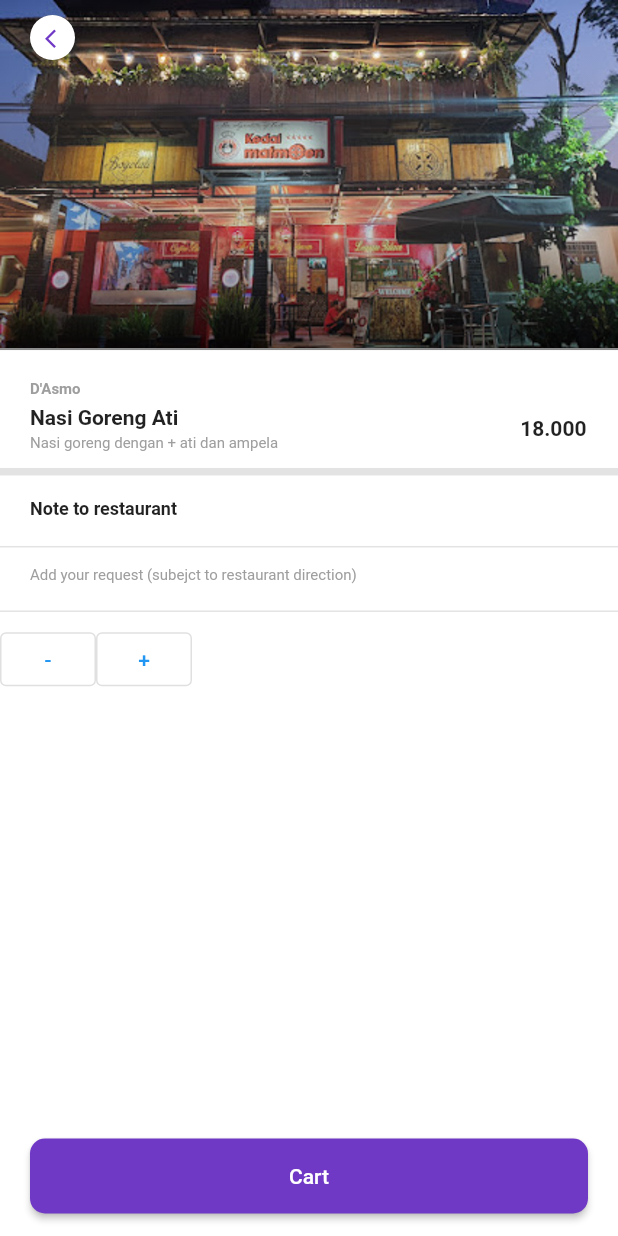
After one commit to StevieOden/trip-boy, a Flutter app: the DetailMenu screen opened directly, on a phone screen of 412 x 824 dp. The commit adds this screen. Run offline on Flutter 3.47's test engine with Material 2 defaults, Android fonts, the phone set to English and light mode, and no system bars; our stand-ins replace cloud_firestore, connectivity_plus, firebase_auth, firebase_core, flutter_spinkit, flutter_svg and 7 more; accounts and stored records are empty; generated files the repository leaves out were written again; project files that could hold a hidden picture were left out.

Commit message:
feat: [AP] menu detail restaurant

```diff
--- a/lib/main.dart
+++ b/lib/main.dart
@@ -7,12 +7,13 @@ import 'package:provider/provider.dart';
 import 'package:sizer/sizer.dart';
 import 'package:trip_boy/services/auth.dart';
 import 'package:trip_boy/ui/splash_screen.dart';
+import 'package:trip_boy/ui/user/detail_menu.dart';
 
 Future main() async {
   WidgetsFlutterBinding.ensureInitialized();
   SystemChrome.setPreferredOrientations([
     DeviceOrientation.portraitUp,
-  ]).then((value) async{
+  ]).then((value) async {
     await Firebase.initializeApp();
     runApp(MyApp());
   });
--- a/lib/ui/admin/dashboard.dart
+++ b/lib/ui/admin/dashboard.dart
@@ -151,7 +151,6 @@ class _DashboardAdminState extends State<DashboardAdmin> {
                                 ? Colors.white
                                 : ColorValues().blackColor),
                         onSelected: (bool isSelect) {
-                          // print("hihihhiha");
                           setState(() {
                             _choiceIndex = isSelect ? index : 0;
                           });
--- a/lib/ui/admin/detail_confirmation_restaurant.dart
+++ b/lib/ui/admin/detail_confirmation_restaurant.dart
@@ -314,7 +314,7 @@ class _DetailConfirmationRestaurantState
               AppLocalizations.of(context)!.upload + " " + widget.hintTextType,
               style: AppTextStyles.appTitlew500s16(ColorValues().blackColor),
             ),
-            backgroundColor: Colors.transparent,
+            backgroundColor: Color.fromARGB(0, 239, 234, 234),
           ),
           body: _isLoading
               ? Loading()
@@ -465,7 +465,7 @@ class _DetailConfirmationRestaurantState
                           menuTypeController,
                           (val) => imageUrl = val, () {
                         menuList.add(MenuRestaurant(
-                          type: menuTypeController.text,
+                            type: menuTypeController.text,
                             name: menuNameController.text,
                             desc: menuDescController.text,
                             price: int.parse(menuPriceController.text),
--- /dev/null
+++ b/lib/ui/user/detail_menu.dart
@@ -0,0 +1,284 @@
+import 'dart:io';
+
+import 'package:flutter/material.dart';
+import 'package:sizer/sizer.dart';
+import 'package:trip_boy/common/app_text_styles.dart';
+import 'package:trip_boy/common/color_values.dart';
+import 'package:flutter_gen/gen_l10n/app_localizations.dart';
+import 'package:trip_boy/ui/user/detail_payment_method.dart';
+
+class DetailMenu extends StatefulWidget {
+  final String type;
+  final String imageUrl;
+  final String name;
+  final String location;
+  final String fullLocation;
+  final String timeOpen;
+  final String timeClose;
+  final String description;
+  final String googleMapsUrl;
+  final String timeHeld;
+  final String price;
+  final double rating;
+  final List imageList;
+  const DetailMenu(
+      {super.key,
+      required this.type,
+      required this.imageUrl,
+      required this.name,
+      required this.location,
+      required this.fullLocation,
+      required this.timeOpen,
+      required this.timeClose,
+      required this.description,
+      required this.googleMapsUrl,
+      required this.timeHeld,
+      required this.price,
+      required this.rating,
+      required this.imageList});
+
+  @override
+  State<DetailMenu> createState() => _DetailMenu();
+}
+
+class _DetailMenu extends State<DetailMenu> {
+  @override
+  Widget build(BuildContext context) {
+    return SafeArea(
+      child: Scaffold(
+        backgroundColor: Color.fromRGBO(255, 255, 255, 1),
+        body: Column(
+          crossAxisAlignment: CrossAxisAlignment.start,
+          children: [
+            Container(
+                height: 170.sp,
+                width: MediaQuery.of(context).size.width.sp,
+                child: Stack(
+                  children: [
+                    widget.imageUrl.startsWith("/")
+                        ? Image(
+                            image: FileImage(
+                            File(widget.imageUrl),
+                          ))
+                        : widget.imageUrl == ""
+                            ? Image.asset("assets/png_image/kedaiMaeMoen.png",
+                                fit: BoxFit.cover,
+                                filterQuality: FilterQuality.high)
+                            : Image.network(widget.imageUrl,
+                                fit: BoxFit.cover,
+                                filterQuality: FilterQuality.high),
+                    Container(
+                      decoration: BoxDecoration(
+                        gradient: LinearGradient(
+                          begin: Alignment.topCenter,
+                          end: Alignment.bottomCenter,
+                          colors: [
+                            Color.fromARGB(0, 255, 255, 255),
+                            ColorValues().veryBlackColor
+                          ],
+                        ),
+                        color: ColorValues().veryBlackColor.withOpacity(0.45),
+                      ),
+                    ),
+                    Container(
+                      alignment: Alignment.bottomLeft,
+                      margin: EdgeInsets.only(left: 12.sp, bottom: 12.sp),
+                      child: Text(
+                        widget.name,
+                        style: AppTextStyles.appTitlew500s20(Colors.white),
+                      ),
+                    ),
+                    Positioned(
+                      top: 10,
+                      left: 20,
+                      child: Container(
+                        padding: EdgeInsets.only(left: 2),
+                        decoration: BoxDecoration(
+                            shape: BoxShape.circle, color: Color(0xffFFFFFF)),
+                        child: IconButton(
+                          onPressed: () => Navigator.pop(context),
+                          icon: Icon(
+                            Icons.arrow_back_ios,
+                            size: 15,
+                            color: ColorValues().primaryColor,
+                          ),
+                        ),
+                        height: 30,
+                        width: 30,
+                      ),
+                    )
+                  ],
+                )),
+            Container(
+                padding: EdgeInsets.only(left: 20, right: 20, top: 20),
+                decoration: BoxDecoration(
+                  color: Color.fromARGB(255, 255, 255, 255),
+                ),
+                child: Column(
+                  mainAxisSize: MainAxisSize.min,
+                  children: <Widget>[
+                    Row(
+                      children: <Widget>[
+                        Text(
+                          "D'Asmo",
+                          style: TextStyle(
+                              color: Colors.grey,
+                              fontWeight: FontWeight.bold,
+                              fontSize: 10),
+                        ),
+                      ],
+                    ),
+                    Container(
+                      margin: EdgeInsets.only(top: 5),
+                      child: Row(
+                        children: <Widget>[
+                          Expanded(
+                            child: Column(
+                              crossAxisAlignment: CrossAxisAlignment.start,
+                              children: <Widget>[
+                                Text(
+                                  "Nasi Goreng Ati",
+                                  style: TextStyle(
+                                      fontWeight: FontWeight.bold,
+                                      fontSize: 14),
+                                ),
+                                SizedBox(
+                                  height: 3,
+                                ),
+                                Text(
+                                  "Nasi goreng dengan + ati dan ampela",
+                                  style: TextStyle(
+                                      color: Colors.grey, fontSize: 10),
+                                ),
+                              ],
+                            ),
+                          ),
+                          Container(
+                            margin: new EdgeInsets.all(1.0),
+                            alignment: Alignment.topCenter,
+                            child: Text(
+                              "18.000",
+                              style: TextStyle(
+                                  fontWeight: FontWeight.bold, fontSize: 14),
+                            ),
+                          ),
+                        ],
+                      ),
+                    ),
+                    SizedBox(height: 5),
+                  ],
+                )),
+            Divider(
+              color: Color.fromARGB(255, 227, 227, 227),
+              thickness: 5,
+            ),
+            Container(
+                padding: EdgeInsets.only(left: 20, right: 20, top: 10),
+                decoration: BoxDecoration(
+                  color: Color.fromARGB(255, 255, 255, 255),
+                ),
+                child: Column(
+                  children: <Widget>[
+                    Container(
+                      margin: EdgeInsets.only(bottom: 5),
+                      child: Row(
+                        children: <Widget>[
+                          Expanded(
+                            child: Column(
+                              crossAxisAlignment: CrossAxisAlignment.start,
+                              children: <Widget>[
+                                Text(
+                                  "Note to restaurant",
+                                  style: TextStyle(
+                                      fontWeight: FontWeight.bold,
+                                      fontSize: 12),
+                                ),
+                                SizedBox(
+                                  height: 3,
+                                ),
+                              ],
+                            ),
+                          ),
+                        ],
+                      ),
+                    ),
+                    SizedBox(height: 2),
+                  ],
+                )),
+            Divider(
+              color: Color.fromARGB(255, 227, 227, 227),
+              thickness: 1,
+            ),
+            Container(
+                padding: EdgeInsets.only(left: 20, right: 20, top: 5),
+                decoration: BoxDecoration(
+                  color: Color.fromARGB(255, 255, 255, 255),
+                ),
+                child: Column(
+                  children: <Widget>[
+                    Container(
+                      margin: EdgeInsets.only(bottom: 5),
+                      child: Row(
+                        children: <Widget>[
+                          Expanded(
+                            child: Column(
+                              crossAxisAlignment: CrossAxisAlignment.start,
+                              children: <Widget>[
+                                Text(
+                                  "Add your request (subejct to restaurant direction)",
+                                  style: TextStyle(
+                                      color: Colors.grey, fontSize: 10),
+                                ),
+                                SizedBox(
+                                  height: 3,
+                                ),
+                              ],
+                            ),
+                          ),
+                        ],
+                      ),
+                    ),
+                    SizedBox(height: 2),
+                  ],
+                )),
+            Divider(
+              color: Color.fromARGB(255, 227, 227, 227),
+              thickness: 1,
+            ),
+            Container(
+              child: Row(children: <Widget>[
+                OutlinedButton(
+                  onPressed: () {},
+                  child: const Text('-'),
+                ),
+                OutlinedButton(
+                  onPressed: () {},
+                  child: const Text('+'),
+                )
+              ]),
+            ),
+            Spacer(),
+            Container(
+              margin: EdgeInsets.only(
+                bottom: 15,
+                top: 15,
+                left: 20,
+                right: 20,
+              ),
+              width: MediaQuery.of(context).size.width,
+              height: 50,
+              child: ElevatedButton(
+                  style: ElevatedButton.styleFrom(
+                      backgroundColor: ColorValues().primaryColor,
+                      shape: RoundedRectangleBorder(
+                          borderRadius: BorderRadius.all(Radius.circular(10)))),
+                  onPressed: () => Navigator.of(context).push(MaterialPageRoute(
+                      builder: (context) => DetailPaymentMethod())),
+                  child: Text(AppLocalizations.of(context)!.cart)),
+            )
+          ],
+        ),
+      ),
+    );
+  }
+}
--- a/lib/ui/user/menu_detail_restaurant.dart
+++ b/lib/ui/user/menu_detail_restaurant.dart
@@ -7,6 +7,7 @@ import 'package:trip_boy/component/vertical_card.dart';
 import 'package:trip_boy/models/restaurant_model.dart';
 import 'package:trip_boy/ui/user/detail_checkout.dart';
 import 'package:flutter_gen/gen_l10n/app_localizations.dart';
+import 'package:trip_boy/ui/user/detail_menu.dart';
 
 import '../../common/user_data.dart';
 import '../../services/database_services.dart';
@@ -253,12 +254,13 @@ class _MenuDetailPageState extends State<MenuDetailPage> {
                   children: [
                     ClipRRect(
                       borderRadius: BorderRadius.circular(15),
-                      child: widget.listRestaurantsMenu[index].imageUrl.startsWith("/")
+                      child: widget.listRestaurantsMenu[index].imageUrl
+                              .startsWith("/")
                           ? Image(
                               image: FileImage(
                               File(widget.listRestaurantsMenu[index].imageUrl),
                             ))
-                    :widget.listRestaurantsMenu[index].imageUrl == ""
+                          : widget.listRestaurantsMenu[index].imageUrl == ""
                               ? Image.asset("assets/png_image/logo.png",
                                   fit: BoxFit.cover,
                                   filterQuality: FilterQuality.high)
@@ -318,14 +320,38 @@ class _MenuDetailPageState extends State<MenuDetailPage> {
                   shrinkWrap: true,
                   itemCount: listRestaurantDrink.length,
                   itemBuilder: (context, index) {
-                    return VerticalCard(
+                    return Container(
+                      child: InkWell(
+                        onTap: () {
+                          Navigator.push(
+                              context,
+                              MaterialPageRoute(
+                                builder: (context) => DetailMenu(
+                                    type: "",
+                                    imageUrl: "",
+                                    name: "",
+                                    location: "",
+                                    fullLocation: "",
+                                    timeOpen: "",
+                                    timeClose: "",
+                                    description: "",
+                                    googleMapsUrl: "",
+                                    timeHeld: "",
+                                    price: "",
+                                    rating: 0,
+                                    imageList: []),
+                              ));
+                        },
+                        child: VerticalCard(
                             isElevated: false,
                             isShowRating: false,
                             title: listRestaurantDrink[index].name,
                             subDistrict: "",
                             price: listRestaurantDrink[index].price.toString(),
                             rating: "",
-                        imageUrl: listRestaurantDrink[index].imageUrl);
+                            imageUrl: listRestaurantDrink[index].imageUrl),
+                      ),
+                    );
                   },
                 ),
               ],
@@ -339,7 +365,28 @@ class _MenuDetailPageState extends State<MenuDetailPage> {
         .where((element) => element.type == "makanan"));
     return listRestaurantFood.isEmpty
         ? Container()
-        : Container(
+        : InkWell(
+            onTap: () {
+              Navigator.push(
+                  context,
+                  MaterialPageRoute(
+                    builder: (context) => DetailMenu(
+                        type: "",
+                        imageUrl: "",
+                        name: "",
+                        location: "",
+                        fullLocation: "",
+                        timeOpen: "",
+                        timeClose: "",
+                        description: "",
+                        googleMapsUrl: "",
+                        timeHeld: "",
+                        price: "",
+                        rating: 0,
+                        imageList: []),
+                  ));
+            },
+            child: Container(
               padding: EdgeInsets.only(top: 20),
               child: Column(
                 crossAxisAlignment: CrossAxisAlignment.start,
@@ -365,6 +412,7 @@ class _MenuDetailPageState extends State<MenuDetailPage> {
                     },
                   ),
                 ],
+              ),
             ),
           );
   }
--- a/pubspec.yaml
+++ b/pubspec.yaml
@@ -75,8 +75,6 @@ flutter:
   assets:
       - assets/png_image/
       - assets/svg_image/
-      - assets/png_image/playground.png
-      - assets/png_image/kulinerFood.png
   #   - images/a_dot_burr.jpeg
   #   - images/a_dot_ham.jpeg
 
```
Also changed, not shown: assets/png_image/kedaiMaeMoen.png (added), assets/png_image/nasgor.png (added), assets/png_image/nasgorAti.png (added). Lines whose indentation alone changed are shown as unchanged.
